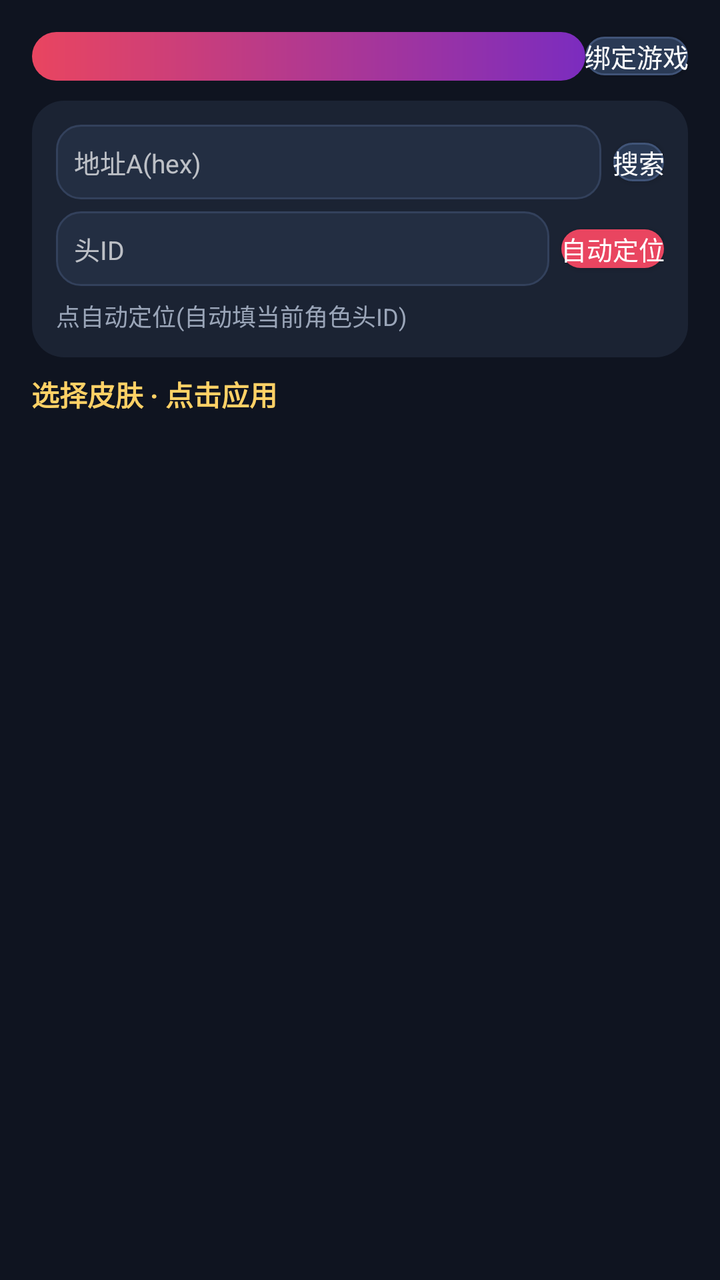
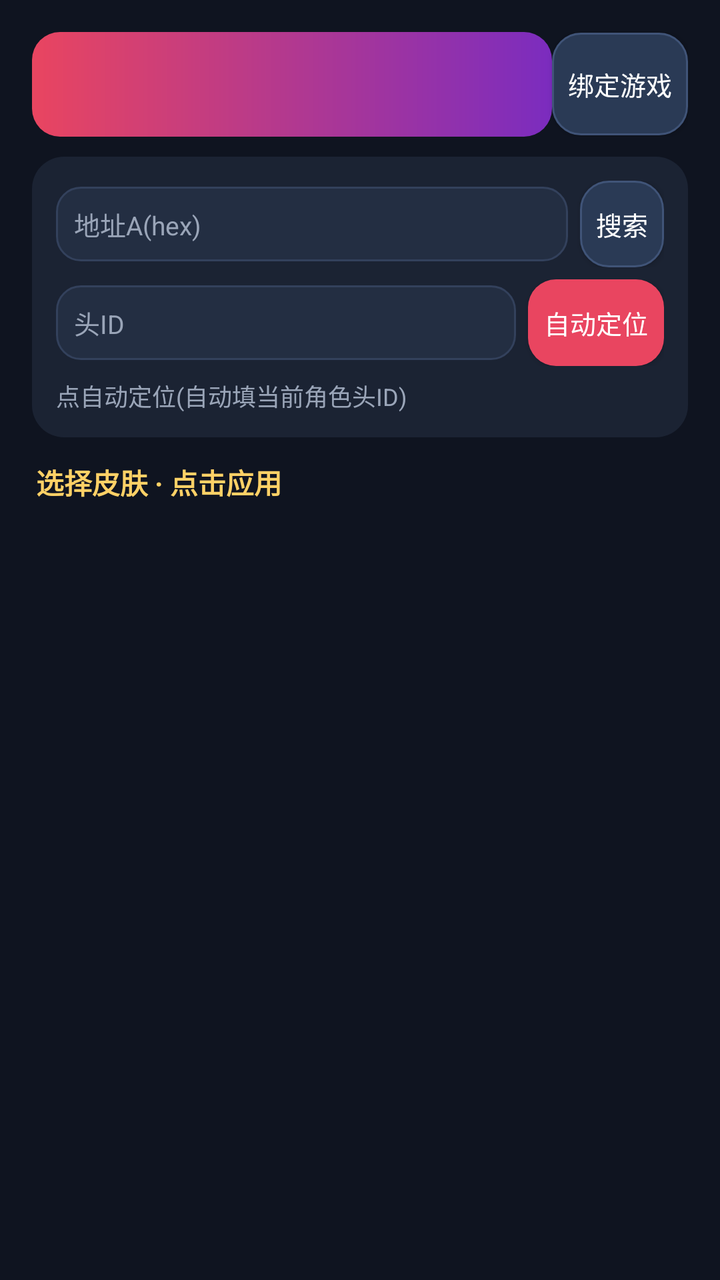

Before-and-after screenshots of an Android layout around one commit, followed by the original layout XML and the change that was made.
<!-- AndroidManifest.xml: application theme AppTheme -->
<!-- res/layout/activity_skin.xml -->
<?xml version="1.0" encoding="utf-8"?>
<LinearLayout xmlns:android="http://schemas.android.com/apk/res/android"
    android:layout_width="match_parent" android:layout_height="match_parent"
    android:orientation="vertical" android:background="@color/bg"
    android:padding="16dp">

    <LinearLayout android:layout_width="match_parent" android:layout_height="wrap_content"
        android:orientation="horizontal" android:gravity="center_vertical"
        android:layout_marginBottom="10dp">
        <TextView android:id="@+id/skin_title" android:layout_width="0dp" android:layout_height="wrap_content"
            android:layout_weight="1" android:background="@drawable/bg_title" android:padding="6dp 14dp"
            android:textColor="#FFFFFF" android:textSize="18sp" android:textStyle="bold"/>
        <Button android:id="@+id/btn_attach" android:layout_width="wrap_content" android:layout_height="wrap_content"
            android:background="@drawable/bg_btn_ghost" android:textColor="#FFFFFF"
            android:padding="8dp 16dp" android:text="绑定游戏" android:minWidth="0dp" android:minHeight="0dp"
            android:textSize="13sp"/>
    </LinearLayout>

    <LinearLayout android:layout_width="match_parent" android:layout_height="wrap_content"
        android:orientation="vertical" android:background="@drawable/bg_card"
        android:padding="12dp" android:layout_marginBottom="8dp">
        <LinearLayout android:layout_width="match_parent" android:layout_height="wrap_content"
            android:orientation="horizontal" android:gravity="center_vertical">
            <EditText android:id="@+id/addr_input" android:layout_width="0dp" android:layout_height="wrap_content"
                android:layout_weight="1" android:background="@drawable/bg_field" android:padding="9dp"
                android:textColor="@color/text" android:hint="地址A(hex)" android:hintTextColor="@color/muted"
                android:textSize="13sp"/>
            <Button android:id="@+id/btn_scan" android:layout_width="wrap_content" android:layout_height="wrap_content"
                android:background="@drawable/bg_btn_ghost" android:textColor="#FFFFFF"
                android:padding="8dp 12dp" android:text="搜索" android:minWidth="0dp" android:minHeight="0dp"
                android:textSize="13sp" android:layout_marginStart="6dp"/>
        </LinearLayout>
        <LinearLayout android:layout_width="match_parent" android:layout_height="wrap_content"
            android:orientation="horizontal" android:gravity="center_vertical" android:layout_marginTop="6dp">
            <EditText android:id="@+id/head_input" android:layout_width="0dp" android:layout_height="wrap_content"
                android:layout_weight="1" android:background="@drawable/bg_field" android:padding="9dp"
                android:textColor="@color/text" android:hint="头ID" android:hintTextColor="@color/muted"
                android:textSize="13sp"/>
            <Button android:id="@+id/btn_auto" android:layout_width="wrap_content" android:layout_height="wrap_content"
                android:background="@drawable/bg_btn_primary" android:textColor="#FFFFFF"
                android:padding="8dp 12dp" android:text="自动定位" android:minWidth="0dp" android:minHeight="0dp"
                android:textSize="13sp" android:layout_marginStart="6dp"/>
        </LinearLayout>
        <TextView android:id="@+id/addr_info" android:layout_width="match_parent" android:layout_height="wrap_content"
            android:textColor="@color/muted" android:textSize="12sp" android:layout_marginTop="6dp"
            android:text="点自动定位(自动填当前角色头ID)" />
    </LinearLayout>

    <TextView android:layout_width="wrap_content" android:layout_height="wrap_content"
        android:text="选择皮肤 · 点击应用" android:textColor="@color/accent2"
        android:textSize="14sp" android:textStyle="bold" android:padding="4dp 2dp 8dp"/>

    <ListView android:id="@+id/skin_list" android:layout_width="match_parent"
        android:layout_height="match_parent" android:divider="@android:color/transparent"
        android:dividerHeight="6dp" android:paddingBottom="8dp"/>
</LinearLayout>
<!-- resources referenced by this layout -->
<resources>
  <color name="accent2">#FFD166</color>
  <color name="bg">#0F1420</color>
  <color name="muted">#9AA5B8</color>
  <color name="text">#F2F5FA</color>
  <!-- drawable bg_btn_ghost (drawable) -->
  <ripple xmlns:android="http://schemas.android.com/apk/res/android" android:color="#22FFFFFF"><item><shape><solid android:color="#2A3A55"/><corners android:radius="14dp"/><stroke android:width="1dp" android:color="#405478"/></shape></item></ripple>
  <!-- drawable bg_btn_primary (drawable) -->
  <ripple xmlns:android="http://schemas.android.com/apk/res/android" android:color="#33FFFFFF"><item><shape><solid android:color="@color/accent"/><corners android:radius="14dp"/></shape></item></ripple>
  <!-- drawable bg_card (drawable) -->
  <shape xmlns:android="http://schemas.android.com/apk/res/android"><solid android:color="@color/card"/><corners android:radius="16dp"/></shape>
  <!-- drawable bg_field (drawable) -->
  <shape xmlns:android="http://schemas.android.com/apk/res/android"><solid android:color="@color/field"/><corners android:radius="12dp"/><stroke android:width="1dp" android:color="#33415C"/></shape>
  <!-- drawable bg_title (drawable) -->
  <shape xmlns:android="http://schemas.android.com/apk/res/android"><gradient android:startColor="#E94560" android:endColor="#7B2CBF" android:angle="0"/><corners android:radius="14dp"/></shape>
  <style name="AppTheme" parent="Theme.AppCompat.NoActionBar">
          <item name="android:windowBackground">@color/bg</item>
          <item name="colorPrimary">@color/accent</item>
          <item name="colorAccent">@color/accent</item>
          <item name="android:statusBarColor">@color/bg</item>
          <item name="android:navigationBarColor">@color/bg</item>
          <item name="android:textColor">@color/text</item>
      </style>
  <color name="accent">#E94560</color>
  <color name="card">#1B2333</color>
  <color name="field">#232E42</color>
</resources>

<!-- the commit's change to res/layout/activity_skin.xml (unified diff, before → after) -->
@@ -8,11 +8,11 @@
         android:orientation="horizontal" android:gravity="center_vertical"
         android:layout_marginBottom="10dp">
         <TextView android:id="@+id/skin_title" android:layout_width="0dp" android:layout_height="wrap_content"
-            android:layout_weight="1" android:background="@drawable/bg_title" android:padding="6dp 14dp"
+            android:layout_weight="1" android:background="@drawable/bg_title" android:paddingLeft="6dp" android:paddingRight="6dp" android:paddingTop="14dp" android:paddingBottom="14dp"
             android:textColor="#FFFFFF" android:textSize="18sp" android:textStyle="bold"/>
         <Button android:id="@+id/btn_attach" android:layout_width="wrap_content" android:layout_height="wrap_content"
             android:background="@drawable/bg_btn_ghost" android:textColor="#FFFFFF"
-            android:padding="8dp 16dp" android:text="绑定游戏" android:minWidth="0dp" android:minHeight="0dp"
+            android:paddingLeft="8dp" android:paddingRight="8dp" android:paddingTop="16dp" android:paddingBottom="16dp" android:text="绑定游戏" android:minWidth="0dp" android:minHeight="0dp"
             android:textSize="13sp"/>
     </LinearLayout>
 
@@ -23,22 +23,22 @@
             android:orientation="horizontal" android:gravity="center_vertical">
             <EditText android:id="@+id/addr_input" android:layout_width="0dp" android:layout_height="wrap_content"
                 android:layout_weight="1" android:background="@drawable/bg_field" android:padding="9dp"
-                android:textColor="@color/text" android:hint="地址A(hex)" android:hintTextColor="@color/muted"
+                android:textColor="@color/text" android:hint="地址A(hex)" android:textColorHint="@color/muted"
                 android:textSize="13sp"/>
             <Button android:id="@+id/btn_scan" android:layout_width="wrap_content" android:layout_height="wrap_content"
                 android:background="@drawable/bg_btn_ghost" android:textColor="#FFFFFF"
-                android:padding="8dp 12dp" android:text="搜索" android:minWidth="0dp" android:minHeight="0dp"
+                android:paddingLeft="8dp" android:paddingRight="8dp" android:paddingTop="12dp" android:paddingBottom="12dp" android:text="搜索" android:minWidth="0dp" android:minHeight="0dp"
                 android:textSize="13sp" android:layout_marginStart="6dp"/>
         </LinearLayout>
         <LinearLayout android:layout_width="match_parent" android:layout_height="wrap_content"
             android:orientation="horizontal" android:gravity="center_vertical" android:layout_marginTop="6dp">
             <EditText android:id="@+id/head_input" android:layout_width="0dp" android:layout_height="wrap_content"
                 android:layout_weight="1" android:background="@drawable/bg_field" android:padding="9dp"
-                android:textColor="@color/text" android:hint="头ID" android:hintTextColor="@color/muted"
+                android:textColor="@color/text" android:hint="头ID" android:textColorHint="@color/muted"
                 android:textSize="13sp"/>
             <Button android:id="@+id/btn_auto" android:layout_width="wrap_content" android:layout_height="wrap_content"
                 android:background="@drawable/bg_btn_primary" android:textColor="#FFFFFF"
-                android:padding="8dp 12dp" android:text="自动定位" android:minWidth="0dp" android:minHeight="0dp"
+                android:paddingLeft="8dp" android:paddingRight="8dp" android:paddingTop="12dp" android:paddingBottom="12dp" android:text="自动定位" android:minWidth="0dp" android:minHeight="0dp"
                 android:textSize="13sp" android:layout_marginStart="6dp"/>
         </LinearLayout>
         <TextView android:id="@+id/addr_info" android:layout_width="match_parent" android:layout_height="wrap_content"
@@ -48,7 +48,7 @@
 
     <TextView android:layout_width="wrap_content" android:layout_height="wrap_content"
         android:text="选择皮肤 · 点击应用" android:textColor="@color/accent2"
-        android:textSize="14sp" android:textStyle="bold" android:padding="4dp 2dp 8dp"/>
+        android:textSize="14sp" android:textStyle="bold" android:paddingTop="4dp" android:paddingLeft="2dp" android:paddingRight="2dp" android:paddingBottom="8dp"/>
 
     <ListView android:id="@+id/skin_list" android:layout_width="match_parent"
         android:layout_height="match_parent" android:divider="@android:color/transparent"
